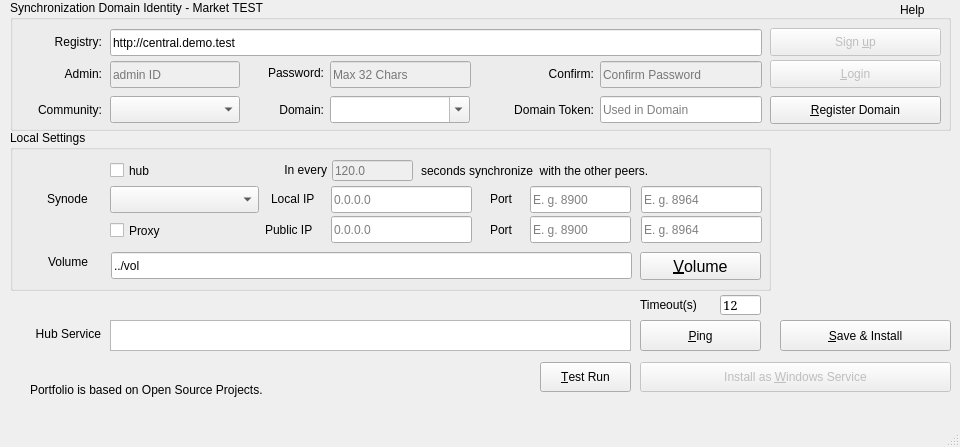
The window that synode.py/src/synodepy3/form.ui (odys-z/semantic-jserv) describes before a commit, drawn with Qt 5.
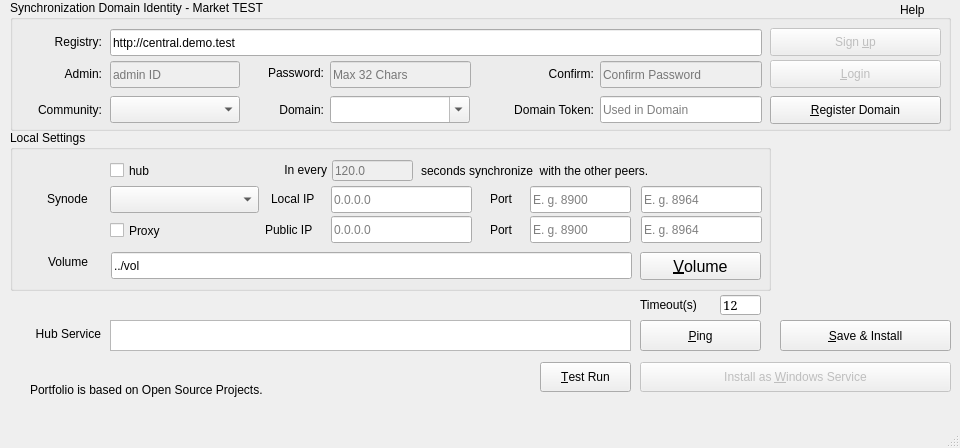
The same window after the commit. Icons and pictures are not drawn.

```diff
--- a/synode.py/src/synodepy3/form.ui
+++ b/synode.py/src/synodepy3/form.ui
@@ -13,7 +13,7 @@
     <x>0</x>
     <y>0</y>
     <width>960</width>
-    <height>447</height>
+    <height>448</height>
    </rect>
   </property>
   <property name="minimumSize">
```
Left out of the diff: 6 changed lines with no effect on the pictures.
